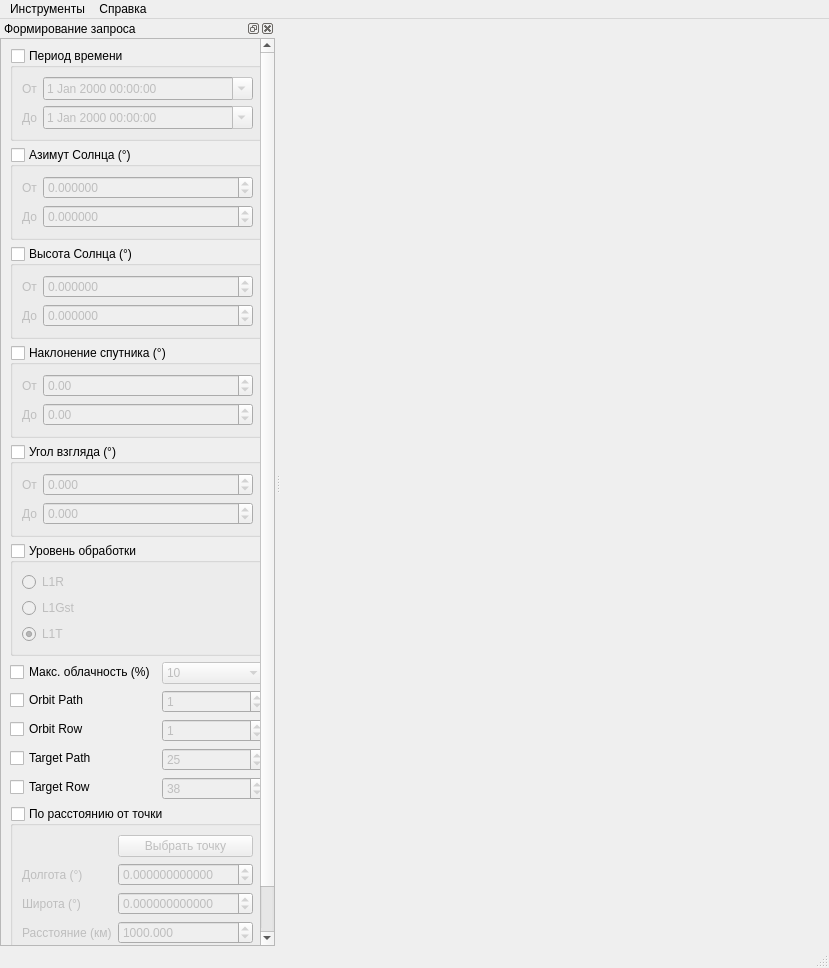
AlexBobkov/hyexplorer, file src/geoPortal/ui/MainWindow.ui: the form before one commit.
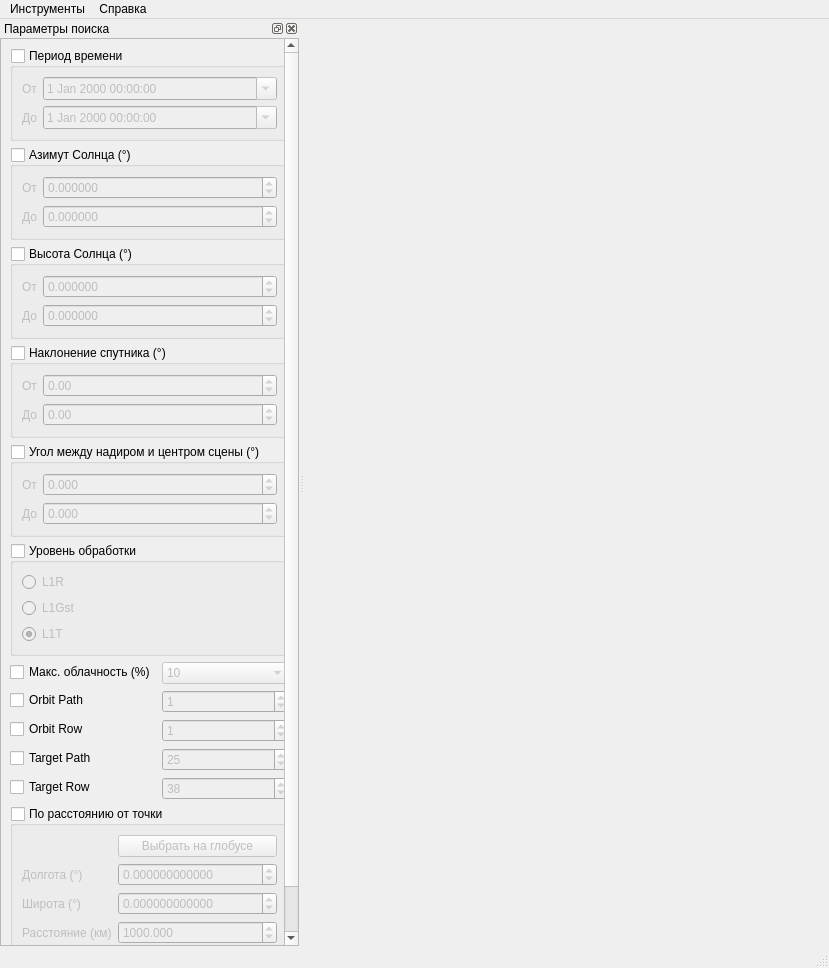
The form after the commit.

The edit to the form file:
```diff
--- a/src/geoPortal/ui/MainWindow.ui
+++ b/src/geoPortal/ui/MainWindow.ui
@@ -51,7 +51,7 @@
     <set>Qt::LeftDockWidgetArea|Qt::RightDockWidgetArea</set>
    </property>
    <property name="windowTitle">
-    <string>Формирование запроса</string>
+    <string>Параметры поиска</string>
    </property>
    <attribute name="dockWidgetArea">
     <number>1</number>
@@ -77,7 +77,7 @@
          <rect>
           <x>0</x>
           <y>0</y>
-          <width>258</width>
+          <width>266</width>
           <height>903</height>
          </rect>
         </property>
@@ -293,7 +293,7 @@
          <item>
           <widget class="QGroupBox" name="lookAngleGroupBox">
            <property name="title">
-            <string>Угол взгляда (°)</string>
+            <string>Угол между надиром и центром сцены (°)</string>
            </property>
            <property name="checkable">
             <bool>true</bool>
@@ -556,7 +556,7 @@
             <item row="0" column="1">
              <widget class="QPushButton" name="selectPointButton">
               <property name="text">
-               <string>Выбрать точку</string>
+               <string>Выбрать на глобусе</string>
               </property>
               <property name="checkable">
                <bool>true</bool>
```
Left out of the diff: 40 changed lines with no effect on the pictures.
